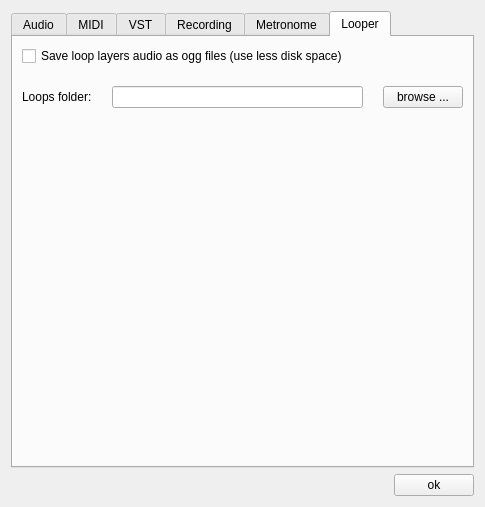
Qt form src/Common/gui/PreferencesDialog.ui (elieserdejesus/JamTaba) before a commit.
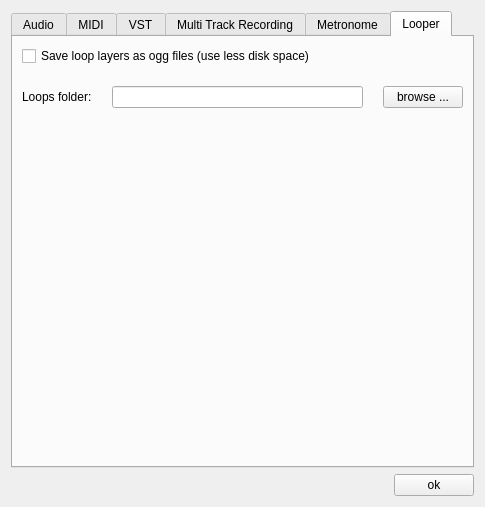
The same form after that commit.

Commit message: Allowing custom loops folder

What changed in the file:
```diff
--- a/src/Common/gui/PreferencesDialog.ui
+++ b/src/Common/gui/PreferencesDialog.ui
@@ -504,7 +504,7 @@
      </widget>
      <widget class="QWidget" name="tabRecording">
       <attribute name="title">
-       <string>Recording</string>
+       <string>Multi Track Recording</string>
       </attribute>
       <layout class="QGridLayout" name="gridLayout_2">
        <property name="verticalSpacing">
@@ -692,7 +692,7 @@
        <item>
         <widget class="QCheckBox" name="checkBoxLooperOggEncoding">
          <property name="text">
-          <string>Save loop layers audio as ogg files (use less disk space)</string>
+          <string>Save loop layers as ogg files (use less disk space)</string>
          </property>
         </widget>
        </item>
```
The commit also changes 6 other files.
